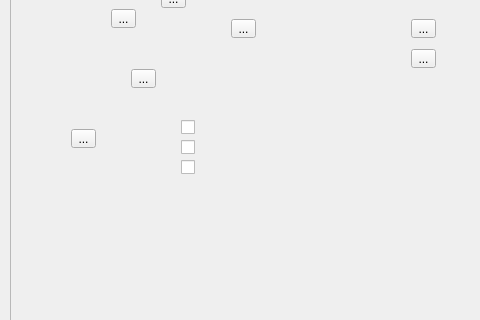
Before: the Qt Designer form res/opgl.ui in SPC-project/Builder, drawn with Qt 5; both pictures show x 0 to 480 and y 159 to 479 of the 947 by 673 pixel window.
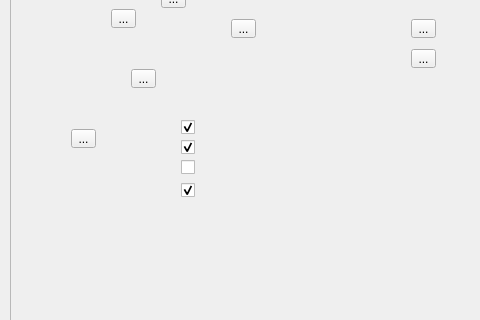
After: the same form once the commit is applied. Icons and pictures are not drawn.

Commit message:
Add "air" part
- On-off "draw air" mode (GUI & draw logic)
- Different colors for "air's element" grid

```diff
--- a/res/opgl.ui
+++ b/res/opgl.ui
@@ -378,6 +378,9 @@
        <iconset resource="opgl.qrc">
         <normaloff>:/icons/grid.png</normaloff>:/icons/grid.png</iconset>
       </property>
+      <property name="checked">
+       <bool>true</bool>
+      </property>
      </widget>
      <widget class="QCheckBox" name="figure">
       <property name="geometry">
@@ -398,6 +401,9 @@
        <iconset resource="opgl.qrc">
         <normaloff>:/icons/figure.png</normaloff>:/icons/figure.png</iconset>
       </property>
+      <property name="checked">
+       <bool>true</bool>
+      </property>
      </widget>
      <widget class="QToolButton" name="exit">
       <property name="geometry">
@@ -453,6 +459,29 @@
         <normaloff>:/icons/about_author.png</normaloff>:/icons/about_author.png</iconset>
       </property>
      </widget>
+     <widget class="QCheckBox" name="air_part">
+      <property name="geometry">
+       <rect>
+        <x>170</x>
+        <y>320</y>
+        <width>42</width>
+        <height>22</height>
+       </rect>
+      </property>
+      <property name="toolTip">
+       <string>Отображать &quot;воздушные&quot; элементы</string>
+      </property>
+      <property name="text">
+       <string/>
+      </property>
+      <property name="icon">
+       <iconset resource="opgl.qrc">
+        <normaloff>:/icons/air_part.png</normaloff>:/icons/air_part.png</iconset>
+      </property>
+      <property name="checked">
+       <bool>true</bool>
+      </property>
+     </widget>
     </widget>
    </widget>
    <widget class="QScrollArea" name="glLineArea">
```
The commit also changes 5 other files.
